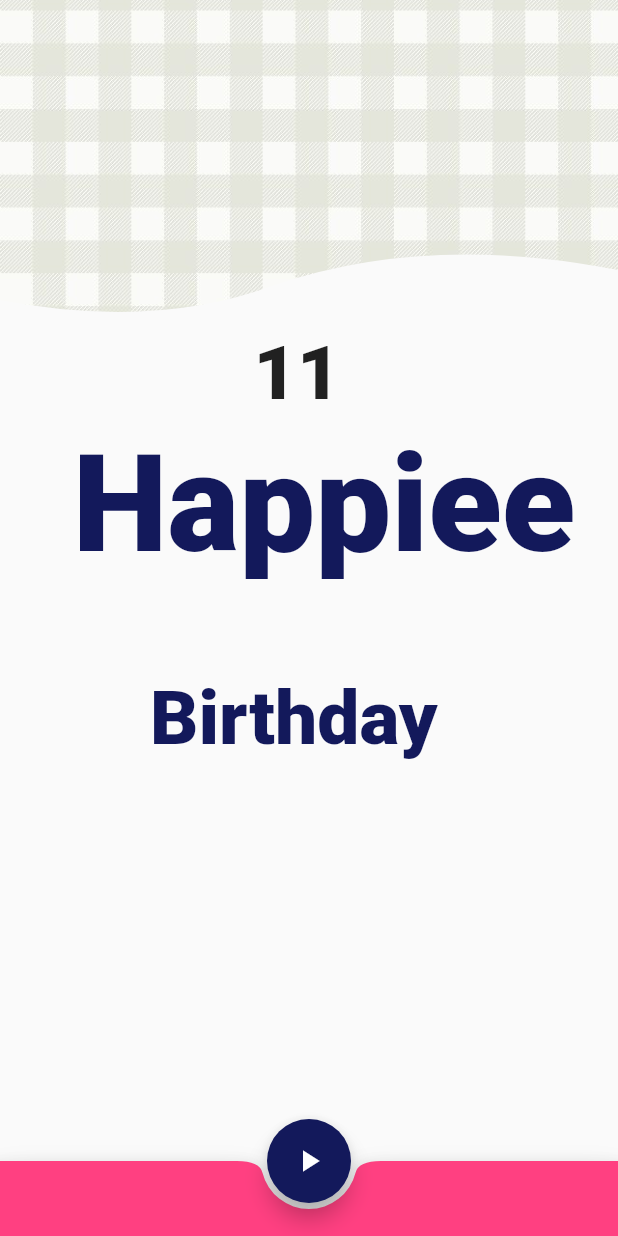
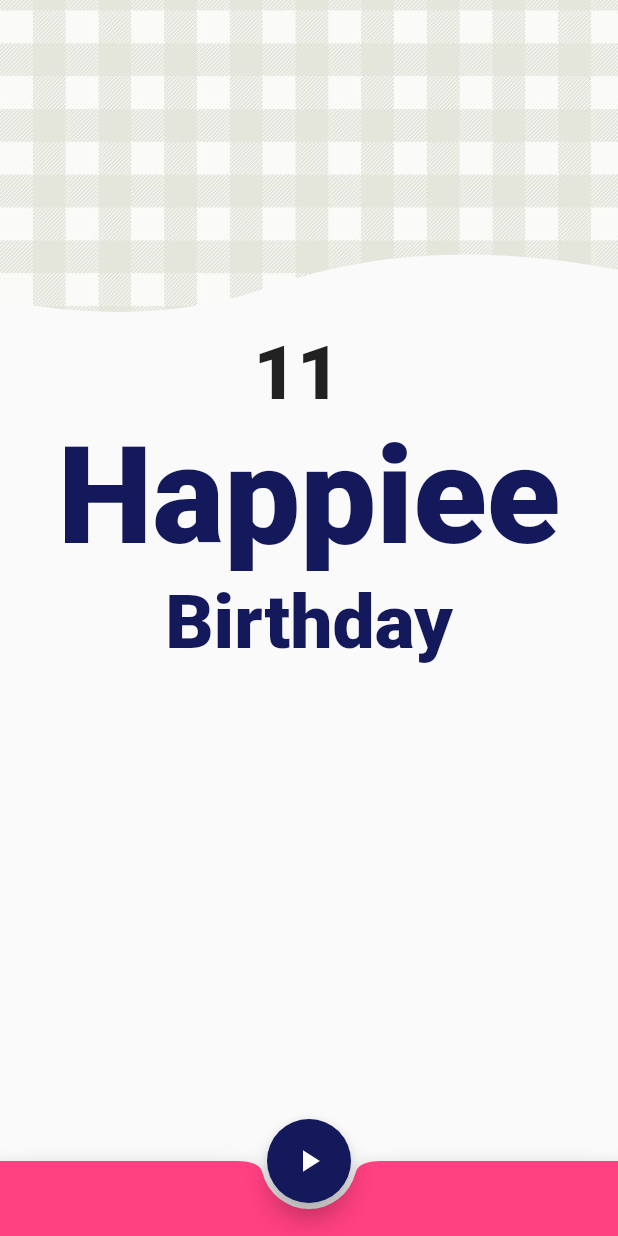
Before and after one commit to risheekmittal/HappyBirthday, a Flutter app: the screen it shows after launch, on a phone screen of 412 x 824 dp. Run offline on Flutter 3.47's test engine with Material 2 defaults, Android fonts, the light colour scheme and no system bars; our stand-ins replace confetti, flutter_custom_clippers, flutter_speed_dial; Roboto replaces fonts that are missing (Kaushan, Pacifico).

Commit message:
Add files via upload

```diff
--- a/lib/starting_screen.dart
+++ b/lib/starting_screen.dart
@@ -82,7 +82,7 @@ class _StartingScreenState extends State<StartingScreen> {
             padding: const EdgeInsets.only(right:16.0),
             child: Align(
               alignment: Alignment.topCenter,
-                child: Text("$_start",style: const TextStyle(fontWeight: FontWeight.w900,fontSize: 50),)),
+                child: Text("$_start",style: const TextStyle(fontWeight: FontWeight.w900,fontFamily: "Kaushan",fontSize: 50),)),
           ),
           Stack(
             children: <Widget>[
@@ -119,15 +119,9 @@ class _StartingScreenState extends State<StartingScreen> {
               ),
              Column(
                children: const [
-                 Padding(
-                   padding: EdgeInsets.only(top:5.0,left: 20),
-                   child: Text(" Happiee ",style: TextStyle(color: Color(0xff13195b),fontWeight: FontWeight.w900,fontSize: 90),),
-                 ),
+                 Center(child: Text(" Happiee ",style: TextStyle(color: Color(0xff13195b),fontFamily: "Pacifico",fontWeight: FontWeight.w900,fontSize: 90),)),
                  SizedBox(height: 2,),
-                 Padding(
-                   padding: EdgeInsets.only(left:100.0),
-                   child: Text("                      Birthday ",style: TextStyle(color: Color(0xff13195b),fontWeight: FontWeight.w900,fontSize: 50),),
-                 )
+                 Center(child: Text("Birthday",style: TextStyle(color: Color(0xff13195b),fontFamily: "Pacifico",fontWeight: FontWeight.w900,fontSize: 50),))
                ],
              )
             ],
```
Also changed, not shown: lib/main.dart (+6 -5 lines), lib/to_do_list.dart (added, +61 -0 lines).
